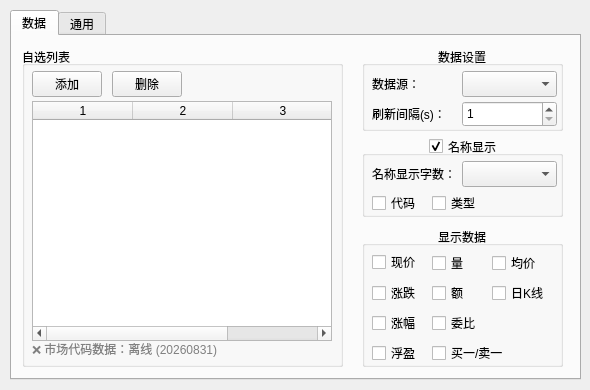
First picture: the form in stockwidget/ui/generated/settings.ui, repository sbr0574/StockWidget, before the edit.
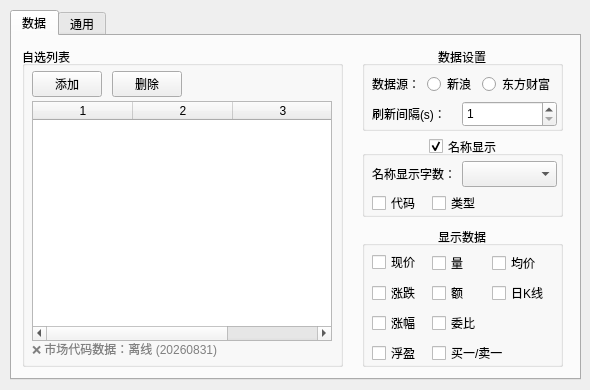
Second picture: the form after the edit. Icons and pictures are not drawn.

Commit message: feat: 添加数据源单选按钮并移除下拉框，修改macOS按钮样式

The edit to the form file:
```diff
--- a/stockwidget/ui/generated/settings.ui
+++ b/stockwidget/ui/generated/settings.ui
@@ -369,16 +369,6 @@
      <property name="flat">
       <bool>true</bool>
      </property>
-     <widget class="QComboBox" name="cmb_source">
-      <property name="geometry">
-       <rect>
-        <x>100</x>
-        <y>25</y>
-        <width>95</width>
-        <height>26</height>
-       </rect>
-      </property>
-     </widget>
      <widget class="QLabel" name="label_source">
       <property name="geometry">
        <rect>
@@ -421,6 +411,32 @@
        <number>60</number>
       </property>
      </widget>
+     <widget class="QRadioButton" name="rb_sina">
+      <property name="geometry">
+       <rect>
+        <x>65</x>
+        <y>25</y>
+        <width>51</width>
+        <height>26</height>
+       </rect>
+      </property>
+      <property name="text">
+       <string>新浪</string>
+      </property>
+     </widget>
+     <widget class="QRadioButton" name="rb_em">
+      <property name="geometry">
+       <rect>
+        <x>120</x>
+        <y>25</y>
+        <width>81</width>
+        <height>26</height>
+       </rect>
+      </property>
+      <property name="text">
+       <string>东方财富</string>
+      </property>
+     </widget>
     </widget>
     <widget class="QGroupBox" name="gb_name">
      <property name="geometry">
```
The commit also changes 3 other files.
